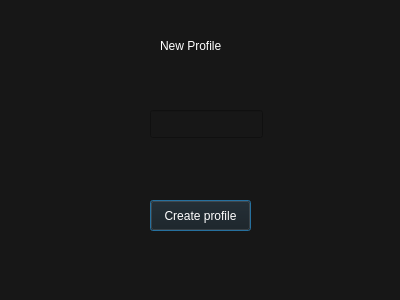
Old version of the form forms/profile.ui in the repository BethencourtFlorian/Platlog_c.
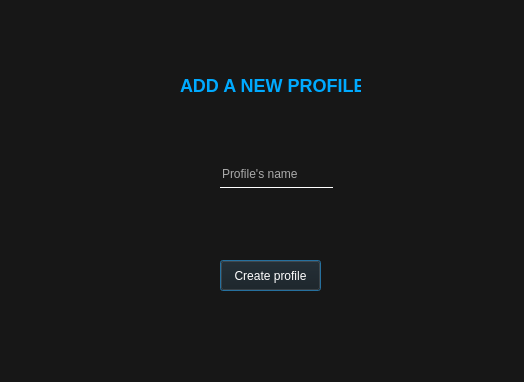
New version of the form.

Commit message: Changements design + langue globale du logiciel

What changed in the file:
```diff
--- a/forms/profile.ui
+++ b/forms/profile.ui
@@ -6,48 +6,69 @@
    <rect>
     <x>0</x>
     <y>0</y>
-    <width>400</width>
-    <height>300</height>
+    <width>524</width>
+    <height>382</height>
    </rect>
   </property>
   <property name="windowTitle">
    <string>Dialog</string>
   </property>
   <property name="styleSheet">
-   <string notr="true">font: 8pt &quot;Segoe UI&quot;;
-
-background-color: rgb(23,23,23);
-color: white
+   <string notr="true">*{
+	font: 8pt &quot;Segoe UI&quot;;
+	background-color: rgb(23,23,23);
+	color: white;
+}
+QLineEdit
+{
+	background: transparent;
+	border: none;
+	
+	
+	color: rgb(170, 170, 170);
+	border-bottom: 1px solid white;
+}
 </string>
   </property>
   <widget class="QLabel" name="title">
    <property name="geometry">
     <rect>
-     <x>160</x>
-     <y>30</y>
-     <width>91</width>
+     <x>180</x>
+     <y>70</y>
+     <width>181</width>
      <height>31</height>
     </rect>
    </property>
+   <property name="styleSheet">
+    <string notr="true">color: rgb(0, 170, 255);
+font-weight: bold;
+font-size: 18px;</string>
+   </property>
    <property name="text">
-    <string>New Profile</string>
+    <string>ADD A NEW PROFILE</string>
    </property>
   </widget>
   <widget class="QLineEdit" name="input_profile">
    <property name="geometry">
     <rect>
-     <x>150</x>
-     <y>110</y>
+     <x>220</x>
+     <y>160</y>
      <width>113</width>
      <height>28</height>
     </rect>
    </property>
+   <property name="text">
+    <string>Profile's name</string>
+   </property>
+   <property name="placeholderText">
+    <string>Nom du profil</string>
+   </property>
   </widget>
   <widget class="QPushButton" name="createProfile">
    <property name="geometry">
     <rect>
-     <x>150</x>
-     <y>200</y>
+     <x>220</x>
+     <y>260</y>
      <width>101</width>
      <height>31</height>
     </rect>
```
The commit also changes 4 other files.
